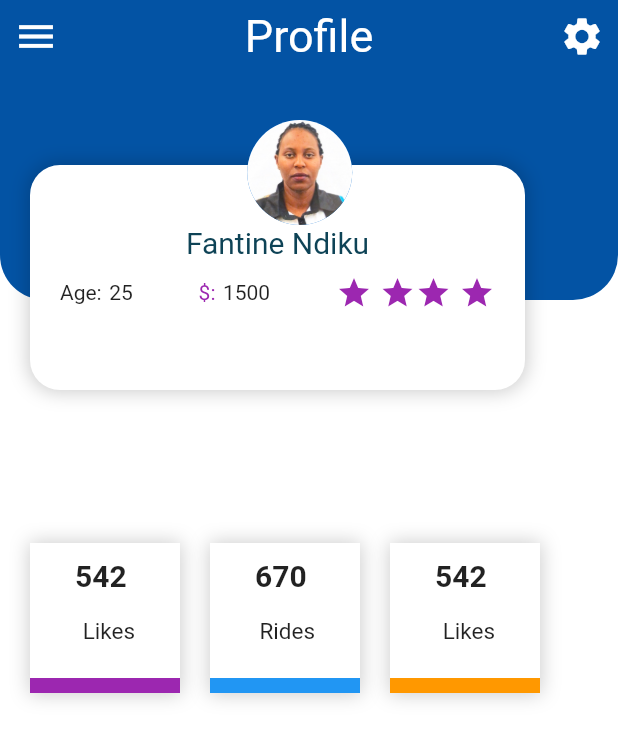
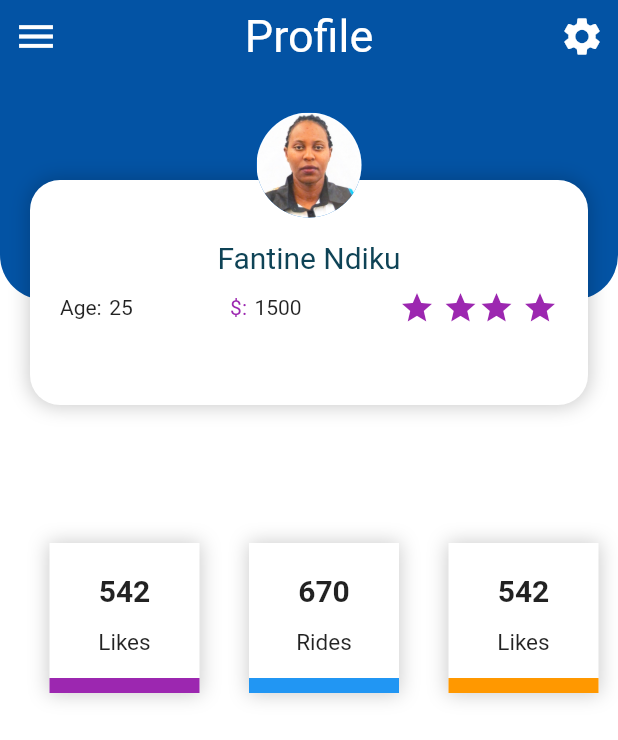
Before and after one commit to fantania/uber_clone, a Flutter app: the screen it shows after launch, on a phone screen of 412 x 824 dp. Shown: the top 740 px of the screen. Run offline on Flutter 3.47's test engine with Material 2 defaults, Android fonts, the phone set to English and light mode, and no system bars.

Commit message:
Fixed Responsiveness

```diff
--- a/lib/main.dart
+++ b/lib/main.dart
@@ -32,23 +32,17 @@ class MyHomePage extends StatefulWidget {
 }
 
 class _MyHomePageState extends State<MyHomePage> {
-  double width;
   @override
   Widget build(BuildContext context) {
-    double height = MediaQuery.of(context).size.height;
-    width = MediaQuery.of(context).size.width;
-
     return Scaffold(
       body: SafeArea(
         child: Container(
-          height: height,
-          width: width,
           color: AppColor.white,
           child: Stack(
             children: [
               Container(
                 height: 200,
-                width: width,
+                width: double.infinity,
                 decoration: BoxDecoration(
                   borderRadius: BorderRadius.only(
                     bottomLeft: Radius.circular(30),
@@ -57,9 +51,7 @@ class _MyHomePageState extends State<MyHomePage> {
                   color: AppColor.purple,
                 ),
               ),
-              SizedBox(
-                height: 20,
-              ),
+
               Row(
                 mainAxisAlignment: MainAxisAlignment.spaceBetween,
                 children: [
@@ -84,13 +76,13 @@ class _MyHomePageState extends State<MyHomePage> {
                   ),
                 ],
               ),
-              Positioned(
-                top: 90,
+              Padding(
+                padding: const EdgeInsets.only(top: 100),
                 child: Container(
                   margin: EdgeInsets.all(20),
                   padding: EdgeInsets.all(20),
                   height: 150,
-                  width: 330,
+                  width: double.infinity,
                   decoration: BoxDecoration(
                       color: AppColor.white,
                       borderRadius: BorderRadius.circular(20),
@@ -146,25 +138,30 @@ class _MyHomePageState extends State<MyHomePage> {
                   ),
                 ),
               ),
-              Positioned(
-                top: 80,
-                left: width * 0.4,
-                child: Container(
+              Column(
+                children: [
+                  SizedBox(height: 75),
+                  Row(
+                    mainAxisAlignment: MainAxisAlignment.center,
+                    children: [
+                      Container(
                         width: 70,
                         height: 70,
                         child: CircleAvatar(
                           backgroundImage: AssetImage('images/pic.jpg'),
                         ),
                       ),
+                    ],
                   ),
-              Positioned(
-                child: Row(
+                ],
+              ),
+              Row(
+                mainAxisAlignment: MainAxisAlignment.spaceEvenly,
                 children: [
                   infocard('542', 'Likes', Colors.purple),
                   infocard('670', 'Rides', Colors.blue),
                   infocard('542', 'Likes', Colors.orange),
                 ],
-                ),
               ),
             ],
           ),
@@ -185,11 +182,11 @@ class _MyHomePageState extends State<MyHomePage> {
             BoxShadow(blurRadius: 10, spreadRadius: 1, color: Color(0x33000000))
           ],
         ),
-        child: Stack(
+        child: Column(
+          mainAxisAlignment: MainAxisAlignment.spaceBetween,
           children: [
-            Positioned(
-              left: 30,
-              top: 10,
+            Padding(
+              padding: const EdgeInsets.only(top: 20),
               child: Text(
                 title,
                 style: TextStyle(
@@ -198,23 +195,16 @@ class _MyHomePageState extends State<MyHomePage> {
                 ),
               ),
             ),
-            Positioned(
-              right: 30,
-              top: 50,
-              child: Text(
+            Text(
               subTitle,
               style: TextStyle(
                 fontSize: 15,
               ),
             ),
-            ),
-            Positioned(
-              bottom: 0,
-              child: Container(
-                width: width,
+            Container(
+              // width: width,
               height: 10,
               color: color,
-              ),
             ),
           ],
         ),
```
Lines whose indentation alone changed are shown as unchanged.
